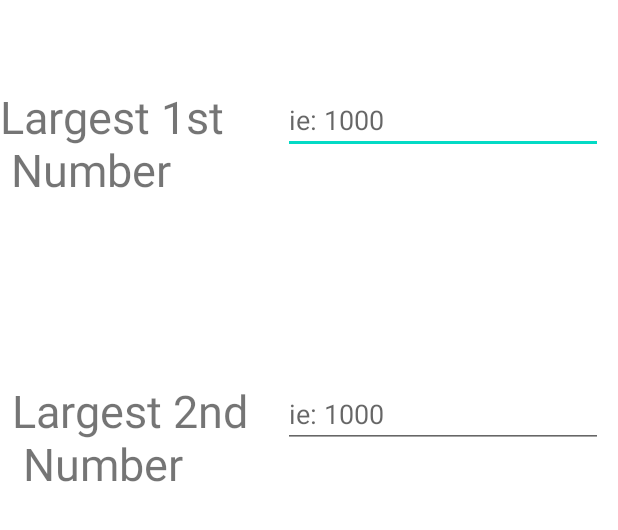
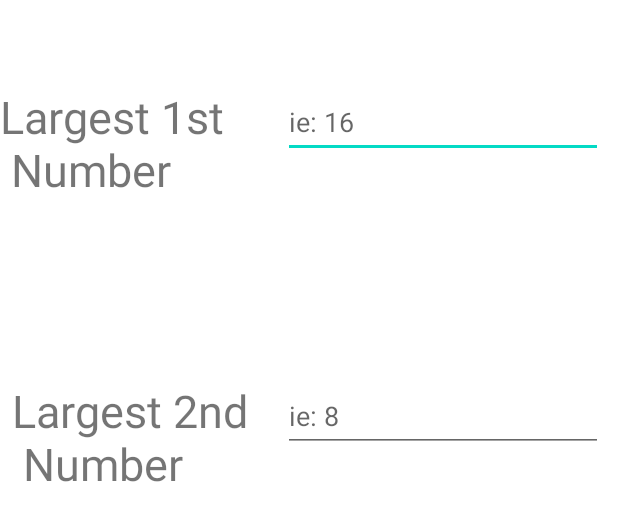
Before and after one commit to ccheung62/Android4SymbolMath, an Android app: the layout number_range.xml on its own in the app's theme, with its tools: preview values and no code run, on a phone screen of 412 x 824 dp. Shown: the part 199-729 px from the top of the screen. Run offline under Robolectric (Android 15) with nearby library versions, the phone set to English and light mode, and no system bars.

Commit message:
changed hints

```diff
--- a/app/src/main/res/layout/number_range.xml
+++ b/app/src/main/res/layout/number_range.xml
@@ -48,8 +48,9 @@
         android:layout_marginTop="120dp"
         android:layout_marginEnd="10dp"
         android:ems="10"
+        android:hint="ie: 16"
         android:inputType="number"
-        android:hint="ie: 1000"
+        android:minHeight="48dp"
         app:layout_constraintEnd_toEndOf="parent"
         app:layout_constraintTop_toBottomOf="@+id/numberRangeTitle"
         tools:ignore="Autofill" />
@@ -60,8 +61,9 @@
         android:layout_height="wrap_content"
         android:layout_marginEnd="10dp"
         android:ems="10"
+        android:hint="ie: 8"
         android:inputType="number"
-        android:hint="ie: 1000"
+        android:minHeight="48dp"
         app:layout_constraintEnd_toEndOf="parent"
         app:layout_constraintHorizontal_bias="1.0"
         app:layout_constraintStart_toEndOf="@+id/FirstNumberTv"
```
